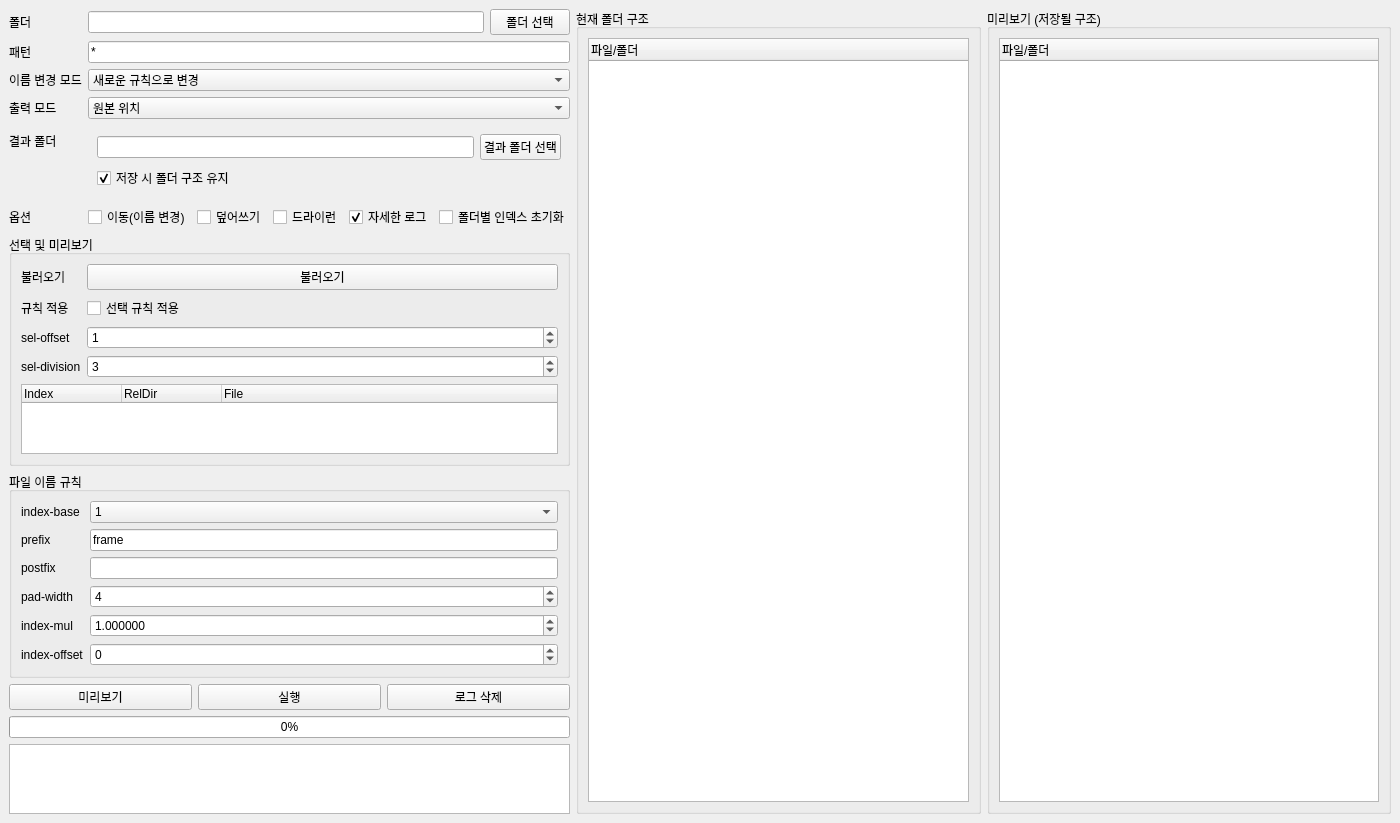
Above: tools/renamer/ui/main.ui from BCSeong/automation-tools before the change. Below: the same form after it.
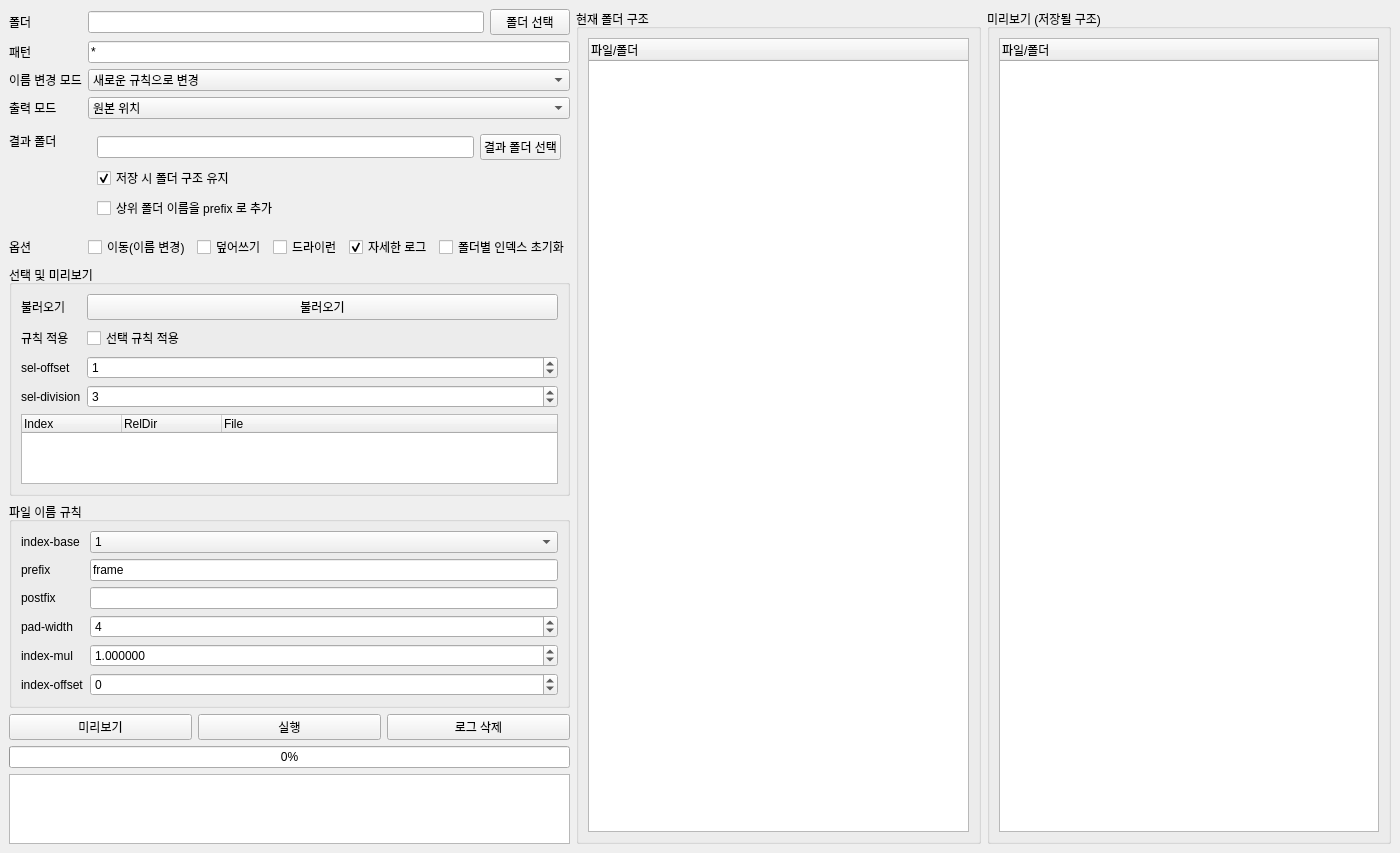
That is the form after the change.

Commit message:
Enhance renamer tool with parent folder prefix functionality
- Added a checkbox in the UI to allow users to add the parent folder name as a prefix during renaming operations.
- Implemented validation logic to ensure the generated names comply with filename restrictions.
- Updated the RenamerWorker to handle the new prefixing feature and integrated it into the renaming process.
- Adjusted the UI layout to accommodate the new checkbox for better user experience.

Diff of the .ui file:
```diff
--- a/tools/renamer/ui/main.ui
+++ b/tools/renamer/ui/main.ui
@@ -128,6 +128,13 @@
            </property>
           </widget>
          </item>
+         <item>
+          <widget class="QCheckBox" name="chk_add_parent_folder_prefix">
+           <property name="text">
+            <string>상위 폴더 이름을 prefix 로 추가</string>
+           </property>
+          </widget>
+         </item>
         </layout>
        </widget>
       </item>
```
The commit also changes 5 other files.
